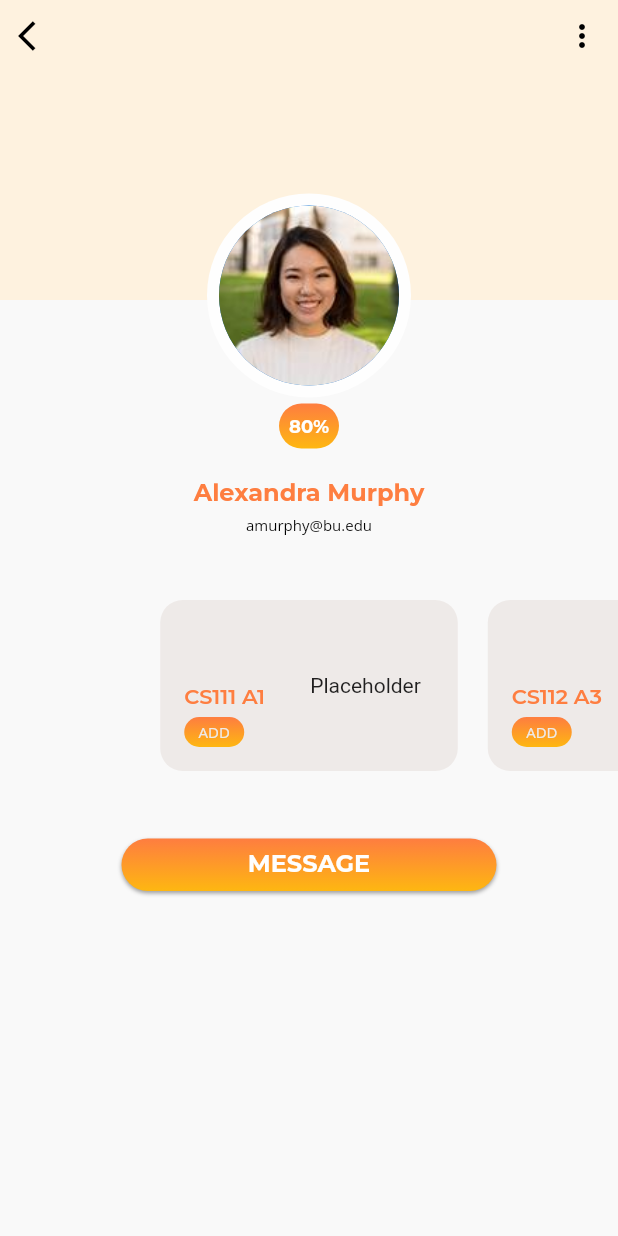
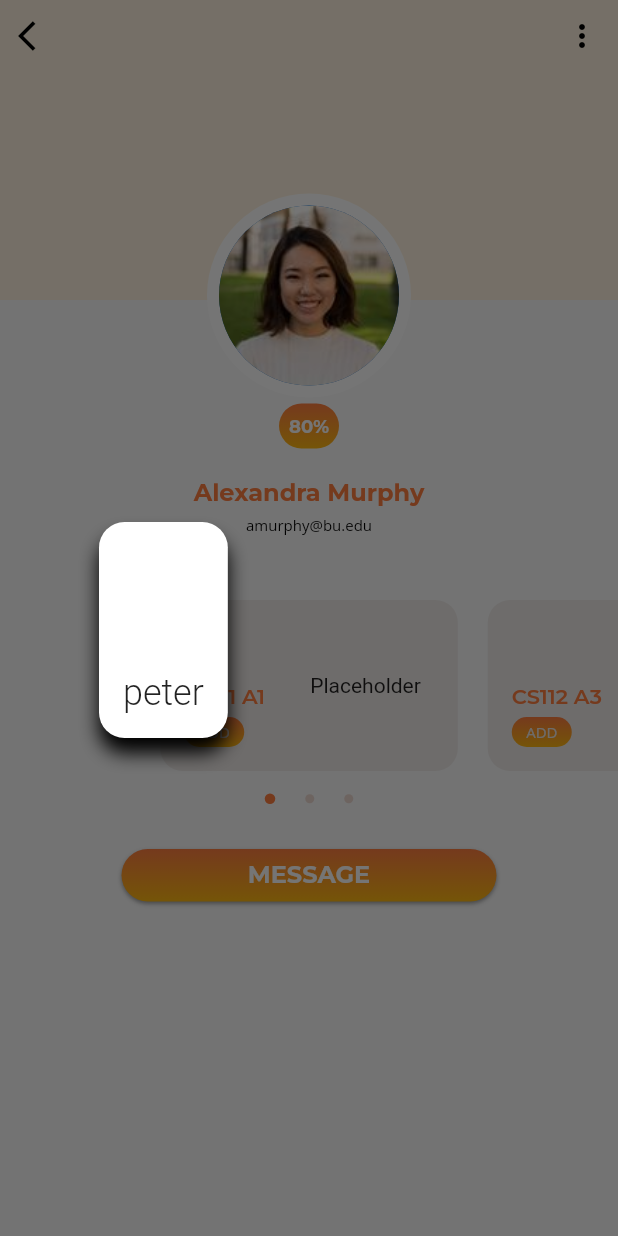
Before and after one commit to SweetSourPeter/ClassmateApp, a Flutter app: the screen it shows after launch, after a tap on an icon or button, on a phone screen of 412 x 824 dp. Run offline on Flutter 3.47's test engine with Material 2 defaults, Android fonts, the phone set to English and light mode, and no system bars; drawn by our look-alikes of dots_indicator; our stand-ins replace cloud_firestore, curved_navigation_bar, firebase_auth, focused_menu, google_fonts, google_sign_in; accounts and stored records are empty.

Commit message:
update on userinfo

```diff
--- a/lib/pages/contact_pages/userInfo/basicInfo.dart
+++ b/lib/pages/contact_pages/userInfo/basicInfo.dart
@@ -1,22 +1,23 @@
-import 'package:app_test/models/user.dart';
 import 'package:app_test/widgets/animatedButton.dart';
 import 'package:flutter/material.dart';
-import 'package:provider/provider.dart';
 import 'topBar.dart';
 import 'package:app_test/models/constant.dart';
-import 'package:app_test/widgets/widgets.dart';
 import 'package:google_fonts/google_fonts.dart';
+import 'package:dots_indicator/dots_indicator.dart';
 
-class BasicInfo extends StatelessWidget{
-
+class BasicInfo extends StatefulWidget {
   const BasicInfo({
     Key key,
   }) : super(key: key);
 
   @override
+  _BasicInfoState createState() => _BasicInfoState();
+}
+
+class _BasicInfoState extends State<BasicInfo> {
+  @override
   Widget build(BuildContext context) {
     int matchingPercentage = 80;
-
     return Container(
       height: 400,
       child: Stack(
@@ -33,7 +34,7 @@ class BasicInfo extends StatelessWidget{
 //            ),
           ),
           Align(
-            alignment: Alignment(0,0.5),
+            alignment: Alignment(0, 0.5),
             child: Column(
               mainAxisSize: MainAxisSize.min,
               children: <Widget>[
@@ -62,12 +63,9 @@ class BasicInfo extends StatelessWidget{
                   initialStyle: GoogleFonts.montserrat(
                       fontSize: 12.0,
                       fontWeight: FontWeight.bold,
-                    color: Colors.white
-                  ),
-                  finalStyle: GoogleFonts.openSans(
-                    fontSize: 10.0,
-                    color: Colors.white
-                  ),
+                      color: Colors.white),
+                  finalStyle:
+                      GoogleFonts.openSans(fontSize: 10.0, color: Colors.white),
 //                  child: Row(
 //                    mainAxisAlignment: MainAxisAlignment.center,
 //                    children: [
@@ -88,32 +86,25 @@ class BasicInfo extends StatelessWidget{
 //                      )
 //                    ],
 //                  ),
-                  onPressed: (){
-                    //show dialog
-                    dropDownDialog(context);
+                  onPressed: () {
+                    //TODO
                   },
                 ),
                 SizedBox(
                   height: 20.0,
                 ),
-                Text(
-                  "Alexandra Murphy",
+                Text("Alexandra Murphy",
                     style: GoogleFonts.montserrat(
                       fontWeight: FontWeight.bold,
                       fontSize: 16.0,
                       color: themeOrange,
-                  )
-                ),
+                    )),
                 SizedBox(
                   height: 4.0,
                 ),
-                Text(
-                  "amurphy@bu.edu",
+                Text("amurphy@bu.edu",
                     style: GoogleFonts.openSans(
-                    fontSize: 10.0,
-                    color: Colors.black
-                  )
-                )
+                        fontSize: 10.0, color: Colors.black))
               ],
             ),
           ),
@@ -122,24 +113,78 @@ class BasicInfo extends StatelessWidget{
       ),
     );
   }
-
 }
 
-Future dropDownDialog(context) {
-  return showGeneralDialog(
-    context: context,
-    barrierLabel: "Barrier",
-    barrierDismissible: true,
-    barrierColor: Color(0x01000000),
-    transitionDuration: Duration(milliseconds: 200),
-    pageBuilder: (context, anim1, anim2) {
-      return Container();
-    },
-    transitionBuilder: (context, anim1, anim2, child) {
-      return FadeTransition(
-        opacity: Tween(begin: 0.0, end: 1.0).animate(anim1),
-        child: child,
-      );
-    },
-  );
-}
+// class CustomDialog extends StatelessWidget {
+//   final String name;
+//   const CustomDialog(this.name, {Key key}) : super(key: key);
+
+//   @override
+//   Widget build(BuildContext context) {
+//     return Container(
+//       child: Dialog(
+//         shape: RoundedRectangleBorder(
+//           borderRadius: BorderRadius.circular(16),
+//         ),
+//         elevation: 0,
+//         backgroundColor: Colors.transparent,
+//         child: dialogContent(context),
+//       ),
+//     );
+//   }
+
+//   dialogContent(BuildContext context) {
+//     return Stack(
+//       children: [
+//         Container(
+//           padding: EdgeInsets.only(
+//             top: 100,
+//             bottom: 16,
+//             left: 16,
+//             right: 16,
+//           ),
+//           margin: EdgeInsets.only(top: 16),
+//           decoration: BoxDecoration(
+//               color: Colors.white,
+//               shape: BoxShape.rectangle,
+//               borderRadius: BorderRadius.circular(17),
+//               boxShadow: [
+//                 BoxShadow(
+//                     color: Colors.black,
+//                     blurRadius: 10.0,
+//                     offset: Offset(0.0, 10.0))
+//               ]),
+//           child: Column(
+//             mainAxisSize: MainAxisSize.min,
+//             children: [
+//               Text(
+//                 name,
+//                 style: TextStyle(fontSize: 24, fontWeight: FontWeight.w300),
+//               )
+//             ],
+//           ),
+//         )
+//       ],
+//     );
+//   }
+// }
+// Future dropDownDialog(context) {
+//   return showGeneralDialog(
+//     context: context,
+//     barrierLabel: "Barrier",
+//     barrierDismissible: true,
+//     barrierColor: Color(0x01000000),
+//     transitionDuration: Duration(milliseconds: 200),
+//     pageBuilder: (context, anim1, anim2) {
+//       return Container();
+//     },
+//     transitionBuilder: (context, anim1, anim2, child) {
+//       return FadeTransition(
+//         opacity: Tween(begin: 0.0, end: 1.0).animate(anim1),
+//         child: Container(
+//           height: 10,
+//         ),
+//       );
+//     },
+//   );
+// }
--- a/lib/pages/contact_pages/userInfo/userInfo.dart
+++ b/lib/pages/contact_pages/userInfo/userInfo.dart
@@ -1,6 +1,7 @@
 import 'package:app_test/models/constant.dart';
 import 'package:app_test/pages/contact_pages/userInfo/courseInfo.dart';
 import 'package:app_test/widgets/widgets.dart';
+import 'package:dots_indicator/dots_indicator.dart';
 import 'package:flutter/cupertino.dart';
 import 'package:flutter/material.dart';
 import 'package:google_fonts/google_fonts.dart';
@@ -8,16 +9,20 @@ import 'basicInfo.dart';
 import 'courseInfo.dart';
 import 'package:app_test/models/CourseCard.dart';
 
-
 class UserInfo extends StatefulWidget {
   _UserInfoState createState() => _UserInfoState();
 }
 
+class _UserInfoState extends State<UserInfo> {
+  double currentIndex = 0;
+  _onPageViewChange(int page) {
+    setState(() {
+      currentIndex = page.toDouble();
+    });
+  }
 
-class _UserInfoState extends State<UserInfo> {
   @override
   Widget build(BuildContext context) {
-
     return Scaffold(
       body: Column(
         children: <Widget>[
@@ -27,19 +32,33 @@ class _UserInfoState extends State<UserInfo> {
               Container(
                 height: 129.0,
                 child: PageView.builder(
+                  onPageChanged: _onPageViewChange,
                   scrollDirection: Axis.horizontal,
-                  controller: PageController(
-                      initialPage: 0,
-                      viewportFraction: 0.53
-                  ),
+                  controller:
+                      PageController(initialPage: 0, viewportFraction: 0.53),
                   physics: BouncingScrollPhysics(),
-                  itemBuilder: (context, index) => CourseInfo(index),
+                  itemBuilder: (context, index) {
+                    return CourseInfo(index);
+                  },
                   itemCount: courseCardList.length,
                 ),
               ),
             ],
           ),
-          SizedBox(height: 30.0,),
+          DotsIndicator(
+            dotsCount: courseCardList.length,
+            position: currentIndex,
+            decorator: DotsDecorator(
+              size: const Size.square(6.0),
+              activeSize: const Size.square(7.0),
+              spacing: const EdgeInsets.only(left: 10.0, right: 10.0),
+              color: builtyPinkColor, // Inactive color
+              activeColor: themeOrange,
+            ),
+          ),
+          SizedBox(
+            height: 30.0,
+          ),
           RaisedGradientButton(
             width: 250,
             height: 35,
@@ -48,15 +67,13 @@ class _UserInfoState extends State<UserInfo> {
               end: Alignment.bottomCenter,
               colors: [themeOrange, gradientYellow],
             ),
-            child: Text(
-              "MESSAGE",
-              style: GoogleFonts.montserrat(
-                fontSize: 16.0,
-                fontWeight: FontWeight.bold,
-                color: Colors.white,
-              )
-            ),
-            onPressed: (){
+            child: Text("MESSAGE",
+                style: GoogleFonts.montserrat(
+                  fontSize: 16.0,
+                  fontWeight: FontWeight.bold,
+                  color: Colors.white,
+                )),
+            onPressed: () {
               //show dialog
               print("show animation");
             },
@@ -64,7 +81,6 @@ class _UserInfoState extends State<UserInfo> {
         ],
       ),
     );
-
   }
 
   Scaffold backgroundLayer() {
@@ -81,7 +97,7 @@ class _UserInfoState extends State<UserInfo> {
           IconButton(
             icon: Icon(Icons.more_vert),
             color: Colors.black,
-            onPressed: (){
+            onPressed: () {
               //navigate to some pages
             },
           )
--- a/lib/services/wrapper.dart
+++ b/lib/services/wrapper.dart
@@ -3,6 +3,7 @@ import 'package:app_test/models/user.dart';
 import 'package:app_test/MainMenu.dart';
 import 'package:app_test/MainScreen.dart';
 import 'package:app_test/pages/contact_pages/addCourse.dart';
+import 'package:app_test/pages/contact_pages/userInfo/userInfo.dart';
 import 'package:app_test/pages/my_pages/sign_in.dart';
 import 'package:app_test/pages/my_pages/sign_up.dart';
 import 'package:app_test/services/database.dart';
@@ -31,7 +32,7 @@ class Wrapper extends StatelessWidget {
               create: (context) =>
                   DatabaseMehods().getMyCourses(user.userID)), // get all course
         ],
-        child: MainMenu(),
+        child: UserInfo(),
       );
     }
   }
--- a/lib/widgets/animatedButton.dart
+++ b/lib/widgets/animatedButton.dart
@@ -1,8 +1,9 @@
 import 'package:app_test/models/constant.dart';
+import 'package:app_test/models/message_model.dart';
 import 'package:flutter/material.dart';
+import 'package:provider/provider.dart';
 
-class ExpandedButton extends StatefulWidget{
-
+class ExpandedButton extends StatefulWidget {
   final String initialText, finalText;
   final Gradient gradient;
   final double width;
@@ -11,8 +12,8 @@ class ExpandedButton extends StatefulWidget{
   final Duration duration;
   final TextStyle initialStyle, finalStyle;
 
-  ExpandedButton({
-    this.initialText,
+  ExpandedButton(
+      {this.initialText,
       this.finalText,
       this.duration,
       this.width,
@@ -20,15 +21,13 @@ class ExpandedButton extends StatefulWidget{
       this.gradient,
       this.finalStyle,
       this.initialStyle,
-    this.onPressed
-  });
+      this.onPressed});
 
   _ExpandedButtonState createState() => _ExpandedButtonState();
-
 }
 
-class _ExpandedButtonState extends State<ExpandedButton> with TickerProviderStateMixin{
-
+class _ExpandedButtonState extends State<ExpandedButton>
+    with TickerProviderStateMixin {
   AnimationController _controller;
   ButtonState _currentState;
   Duration _duration;
@@ -53,7 +52,7 @@ class _ExpandedButtonState extends State<ExpandedButton> with TickerProviderStat
 
   void toggleState() {
     setState(() {
-      if (_currentState == ButtonState.BEFORE_CLICK){
+      if (_currentState == ButtonState.BEFORE_CLICK) {
         _currentState = ButtonState.AFTER_CLICK;
         _controller.forward();
       } else {
@@ -63,18 +62,19 @@ class _ExpandedButtonState extends State<ExpandedButton> with TickerProviderStat
     });
   }
 
-
   @override
   Widget build(BuildContext context) {
     return Material(
       color: Colors.transparent,
       child: InkWell(
-        onTap: (){
+        onTap: () {
           toggleState();
         },
         child: AnimatedContainer(
           height: widget.height,
-          width: (_currentState == ButtonState.BEFORE_CLICK) ? widget.width : widget.width + 30.0,
+          width: (_currentState == ButtonState.BEFORE_CLICK)
+              ? widget.width
+              : widget.width + 30.0,
           duration: _duration,
           decoration: BoxDecoration(
             gradient: (_currentState == ButtonState.BEFORE_CLICK)
@@ -95,27 +95,18 @@ class _ExpandedButtonState extends State<ExpandedButton> with TickerProviderStat
             padding: EdgeInsets.symmetric(horizontal: 5.0),
             child: Center(
                 child: (_currentState == ButtonState.BEFORE_CLICK)
-                  ? Text(
-                      widget.initialText,
-                      textAlign: TextAlign.center,
-                      style: widget.initialStyle
-                    )
-                  : Text(
-                      widget.finalText,
-                      textAlign: TextAlign.center,
-                      style: widget.finalStyle
-                    )
-            ),
+                    ? Text(widget.initialText,
+                        textAlign: TextAlign.center, style: widget.initialStyle)
+                    : Text(widget.finalText,
+                        textAlign: TextAlign.center, style: widget.finalStyle)),
           ),
         ),
       ),
     );
   }
-
 }
 
-class ShrinkButton extends StatefulWidget{
-
+class ShrinkButton extends StatefulWidget {
   final String initialText, finalText;
   final Gradient gradient;
   final double width;
@@ -123,9 +114,9 @@ class ShrinkButton extends StatefulWidget{
   final Function onPressed;
   final Duration duration;
   final TextStyle initialStyle, finalStyle;
-
-  ShrinkButton({
-    this.initialText,
+  ValueNotifier reset = ValueNotifier(false);
+  ShrinkButton(
+      {this.initialText,
       this.finalText,
       this.duration,
       this.width,
@@ -133,21 +124,24 @@ class ShrinkButton extends StatefulWidget{
       this.gradient,
       this.finalStyle,
       this.initialStyle,
-    this.onPressed
-  });
+      this.onPressed});
 
   _ShrinkButtonState createState() => _ShrinkButtonState();
-
 }
 
-class _ShrinkButtonState extends State<ShrinkButton> with TickerProviderStateMixin{
-
+class _ShrinkButtonState extends State<ShrinkButton>
+    with TickerProviderStateMixin {
   AnimationController _controller;
   ButtonState _currentState;
   Duration _duration;
 
   void initState() {
     super.initState();
+
+    widget.reset.addListener(() {
+      debugPrint("value notifier is true");
+      toggleState();
+    });
     _currentState = ButtonState.BEFORE_CLICK;
     _duration = Duration(milliseconds: 100);
     _controller = AnimationController(vsync: this, duration: widget.duration);
@@ -166,7 +160,7 @@ class _ShrinkButtonState extends State<ShrinkButton> with TickerProviderStateMix
 
   void toggleState() {
     setState(() {
-      if (_currentState == ButtonState.BEFORE_CLICK){
+      if (_currentState == ButtonState.BEFORE_CLICK) {
         _currentState = ButtonState.AFTER_CLICK;
         _controller.forward();
       } else {
@@ -176,18 +170,22 @@ class _ShrinkButtonState extends State<ShrinkButton> with TickerProviderStateMix
     });
   }
 
-
   @override
   Widget build(BuildContext context) {
     return Material(
       color: Colors.transparent,
       child: InkWell(
-        onTap: (){
+        onTap: () {
           toggleState();
+          if (_currentState == ButtonState.AFTER_CLICK) {
+            showMyDialog();
+          }
         },
         child: AnimatedContainer(
           height: widget.height,
-          width: (_currentState == ButtonState.BEFORE_CLICK) ? widget.width : widget.width - 50.0,
+          width: (_currentState == ButtonState.BEFORE_CLICK)
+              ? widget.width
+              : widget.width - 50.0,
           duration: _duration,
           decoration: BoxDecoration(
             gradient: widget.gradient,
@@ -200,24 +198,73 @@ class _ShrinkButtonState extends State<ShrinkButton> with TickerProviderStateMix
             children: [
               Text(
                 widget.initialText,
-                  style:  widget.initialStyle,
+                style: widget.initialStyle,
               ),
               Flexible(
                 child: Text(
                   widget.finalText,
                   style: widget.finalStyle,
                   textAlign: TextAlign.center,
-                      textScaleFactor: (_currentState == ButtonState.BEFORE_CLICK) ? 1 : 0,
+                  textScaleFactor:
+                      (_currentState == ButtonState.BEFORE_CLICK) ? 1 : 0,
                 ),
               )
             ],
-            )
-          ),
+          )),
         ),
       ),
     );
   }
 
+  Future showMyDialog() {
+    return showDialog(
+        context: context,
+        child: Container(
+          child: Dialog(
+            shape: RoundedRectangleBorder(
+              borderRadius: BorderRadius.circular(16),
+            ),
+            elevation: 0,
+            backgroundColor: Colors.transparent,
+            child: dialogContent(context),
+          ),
+        )).then((value) => toggleState());
+  }
+
+  dialogContent(BuildContext context) {
+    return Stack(
+      children: [
+        Container(
+          padding: EdgeInsets.only(
+            top: 100,
+            bottom: 16,
+            left: 16,
+            right: 16,
+          ),
+          margin: EdgeInsets.only(top: 16),
+          decoration: BoxDecoration(
+              color: Colors.white,
+              shape: BoxShape.rectangle,
+              borderRadius: BorderRadius.circular(17),
+              boxShadow: [
+                BoxShadow(
+                    color: Colors.black,
+                    blurRadius: 10.0,
+                    offset: Offset(0.0, 10.0))
+              ]),
+          child: Column(
+            mainAxisSize: MainAxisSize.min,
+            children: [
+              Text(
+                'peter',
+                style: TextStyle(fontSize: 24, fontWeight: FontWeight.w300),
+              )
+            ],
+          ),
+        )
+      ],
+    );
+  }
 }
 
 enum ButtonState { BEFORE_CLICK, AFTER_CLICK }
--- a/pubspec.yaml
+++ b/pubspec.yaml
@@ -40,6 +40,7 @@ dependencies:
   flutter_typeahead: ^1.8.7 #auto complete the text Field
   focused_menu: ^1.0.1 #long hold on the tab to desplay stuf
   google_fonts:
+  dots_indicator: ^1.2.0
 
 dev_dependencies:
   flutter_test:
```
Also changed, not shown: pubspec.lock. Lines whose indentation alone changed are shown as unchanged.
